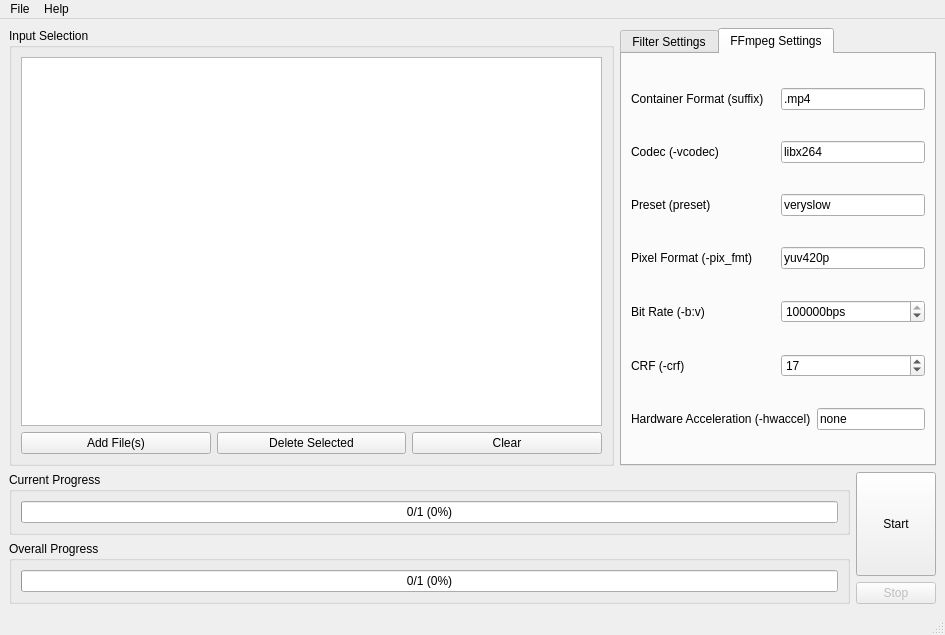
Before: the Qt Designer form src/mainwindow.ui in k4yt3x/video2x-qt6, drawn with Qt 5.
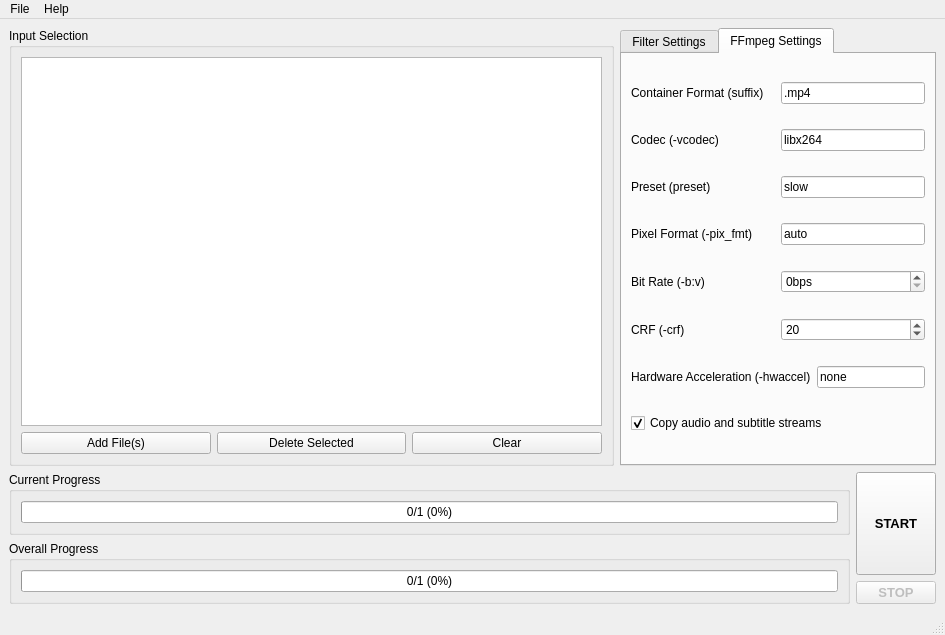
After: the same form once the commit is applied. The open tabs and pages were chosen to show the change. Custom widgets are drawn as their Qt base class.

Commit message: feat: completed UI and fixed various bugs

The edit to the form file:
```diff
--- a/src/mainwindow.ui
+++ b/src/mainwindow.ui
@@ -372,7 +372,7 @@
                  </sizepolicy>
                 </property>
                 <property name="text">
-                 <string>veryslow</string>
+                 <string>slow</string>
                 </property>
                </widget>
               </item>
@@ -396,7 +396,7 @@
                  </sizepolicy>
                 </property>
                 <property name="text">
-                 <string>yuv420p</string>
+                 <string>auto</string>
                 </property>
                </widget>
               </item>
@@ -417,13 +417,13 @@
                  <string>bps</string>
                 </property>
                 <property name="minimum">
-                 <number>1</number>
+                 <number>0</number>
                 </property>
                 <property name="maximum">
                  <number>2147483647</number>
                 </property>
                 <property name="value">
-                 <number>2000000</number>
+                 <number>0</number>
                 </property>
                </widget>
               </item>
@@ -450,7 +450,7 @@
                  <double>51.000000000000000</double>
                 </property>
                 <property name="value">
-                 <double>17.000000000000000</double>
+                 <double>20.000000000000000</double>
                 </property>
                </widget>
               </item>
@@ -480,6 +480,23 @@
               </item>
              </layout>
             </item>
+            <item>
+             <layout class="QHBoxLayout" name="horizontalLayout_17">
+              <item>
+               <widget class="QCheckBox" name="ffmpegCopyStreamsCheckBox">
+                <property name="toolTip">
+                 <string>&lt;html&gt;&lt;head/&gt;&lt;body&gt;&lt;p&gt;Check to copy audio and subtitle streams from the input video to the output video.&lt;/p&gt;&lt;/body&gt;&lt;/html&gt;</string>
+                </property>
+                <property name="text">
+                 <string>Copy audio and subtitle streams</string>
+                </property>
+                <property name="checked">
+                 <bool>true</bool>
+                </property>
+               </widget>
+              </item>
+             </layout>
+            </item>
            </layout>
           </widget>
          </widget>
@@ -554,8 +571,17 @@
             <verstretch>0</verstretch>
            </sizepolicy>
           </property>
+          <property name="font">
+           <font>
+            <pointsize>10</pointsize>
+            <bold>true</bold>
+           </font>
+          </property>
+          <property name="styleSheet">
+           <string notr="true"/>
+          </property>
           <property name="text">
-           <string>Start</string>
+           <string>START</string>
           </property>
          </widget>
         </item>
@@ -570,8 +596,17 @@
             <verstretch>0</verstretch>
            </sizepolicy>
           </property>
+          <property name="font">
+           <font>
+            <pointsize>10</pointsize>
+            <bold>true</bold>
+           </font>
+          </property>
+          <property name="styleSheet">
+           <string notr="true"/>
+          </property>
           <property name="text">
-           <string>Stop</string>
+           <string>STOP</string>
           </property>
          </widget>
         </item>
```
Left out of the diff: 51 changed lines with no effect on the pictures. The commit also changes 3 other files.
